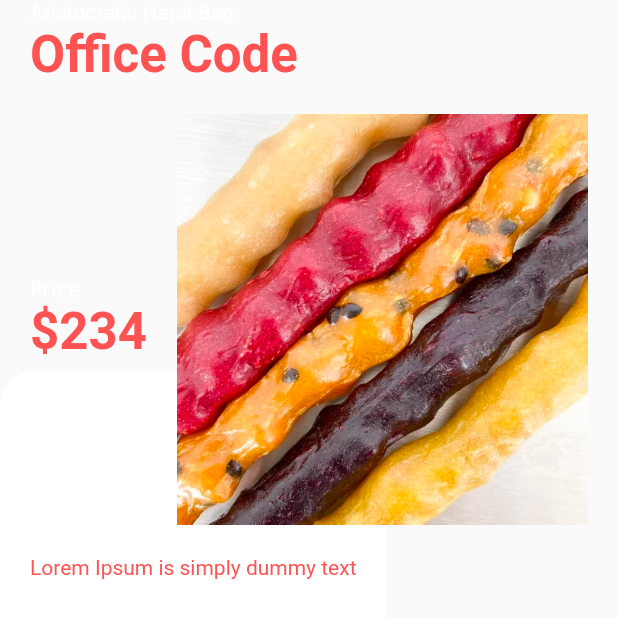
After one commit to nikitalebed/mr-grapes, a Flutter app: the DetailsScreen screen opened directly with sample values from the repository, on a phone screen of 412 x 824 dp. The commit adds this screen. Shown: the top 618 px of the screen. Run offline on Flutter 3.47's test engine with Material 2 defaults, Android fonts, the phone set to English and light mode, and no system bars; generated files the repository leaves out were written again.

Commit message:
init commit #15 add product details

```diff
--- a/lib/components/bottom_bar_menu_destination_view.dart
+++ b/lib/components/bottom_bar_menu_destination_view.dart
@@ -40,7 +40,7 @@ class _BottomBarMenuDestinationViewState extends State<BottomBarMenuDestinationV
         children: [
           TopBar(),
           Container(
-            padding: const EdgeInsets.all(32.0),
+            // padding: const EdgeInsets.all(32.0),
             alignment: Alignment.center,
             child: destinationScreens['${widget.destination.title}'],
           ),
--- /dev/null
+++ b/lib/components/description.dart
@@ -0,0 +1,22 @@
+import 'package:flutter/material.dart';
+import 'package:mr_grapes/models/product.dart';
+
+import '../../../constants.dart';
+
+class Description extends StatelessWidget {
+
+  final Product product;
+
+  Description(this.product);
+
+  @override
+  Widget build(BuildContext context) {
+    return Padding(
+      padding: const EdgeInsets.symmetric(vertical: kDefaultPaddin),
+      child: Text(
+        product.description,
+        style: TextStyle(height: 1.5),
+      ),
+    );
+  }
+}
--- a/lib/components/item_card.dart
+++ b/lib/components/item_card.dart
@@ -1,5 +1,6 @@
 import 'package:flutter/material.dart';
 import 'package:mr_grapes/models/product.dart';
+import 'package:mr_grapes/screens/details_screen.dart';
 
 import '../../../constants.dart';
 
@@ -12,20 +13,20 @@ class ItemCard extends StatelessWidget {
   Widget build(BuildContext context) {
     return GestureDetector(
       onTap: () {
-        print("clicked");
+        Navigator.push(
+          context,
+          MaterialPageRoute(
+            builder: (context) => DetailsScreen(product),
+          ),
+        );
       },
       child: Column(
         crossAxisAlignment: CrossAxisAlignment.start,
         children: <Widget>[
           Expanded(
             child: Container(
-              padding: EdgeInsets.all(kDefaultPaddin),
-              // For  demo we use fixed height  and width
-              // Now we dont need them
-              // height: 180,
-              // width: 160,
+              padding: const EdgeInsets.all(kDefaultPaddin / 4),
               decoration: BoxDecoration(
-                color: product.color,
                 borderRadius: BorderRadius.circular(16),
               ),
               child: Hero(
--- /dev/null
+++ b/lib/components/product_title_with_image.dart
@@ -0,0 +1,60 @@
+import 'package:flutter/material.dart';
+import 'package:mr_grapes/models/product.dart';
+
+import '../../../constants.dart';
+
+class ProductTitleWithImage extends StatelessWidget {
+  final Product product;
+
+  ProductTitleWithImage(this.product);
+
+  @override
+  Widget build(BuildContext context) {
+    return Padding(
+      padding: const EdgeInsets.symmetric(horizontal: kDefaultPaddin),
+      child: Column(
+        crossAxisAlignment: CrossAxisAlignment.start,
+        children: <Widget>[
+          const Text(
+            "Aristocratic Hand Bag",
+            style: TextStyle(color: Colors.white),
+          ),
+          Text(
+            product.title,
+            style: Theme.of(context)
+                .textTheme
+                .headline4!
+                .copyWith(color: kAccentColor, fontWeight: FontWeight.bold),
+          ),
+          SizedBox(height: kDefaultPaddin),
+          Row(
+            children: <Widget>[
+              RichText(
+                text: TextSpan(
+                  children: [
+                    TextSpan(text: "Price\n"),
+                    TextSpan(
+                      text: "\$${product.price}",
+                      style: Theme.of(context).textTheme.headline4!.copyWith(
+                          color: kAccentColor, fontWeight: FontWeight.bold),
+                    ),
+                  ],
+                ),
+              ),
+              SizedBox(width: kDefaultPaddin),
+              Expanded(
+                child: Hero(
+                  tag: "${product.id}",
+                  child: Image.asset(
+                    product.image,
+                    fit: BoxFit.fill,
+                  ),
+                ),
+              )
+            ],
+          )
+        ],
+      ),
+    );
+  }
+}
--- a/lib/models/product.dart
+++ b/lib/models/product.dart
@@ -1,9 +1,6 @@
-import 'package:flutter/cupertino.dart';
-
 class Product {
   final String image, title, description;
   final int price, size, id;
-  final Color color;
 
   Product({
     required this.id,
@@ -12,7 +9,6 @@ class Product {
     required this.price,
     required this.description,
     required this.size,
-    required this.color,
   });
 
 }
--- /dev/null
+++ b/lib/screens/details_screen.dart
@@ -0,0 +1,58 @@
+import 'package:flutter/material.dart';
+import 'package:flutter/rendering.dart';
+import 'package:mr_grapes/components/description.dart';
+import 'package:mr_grapes/components/product_title_with_image.dart';
+import 'package:mr_grapes/models/product.dart';
+
+import '../constants.dart';
+
+class DetailsScreen extends StatelessWidget {
+  final Product product;
+
+  DetailsScreen(this.product);
+
+  @override
+  Widget build(BuildContext context) {
+    Size size = MediaQuery.of(context).size;
+
+    return Scaffold(
+        // backgroundColor: product.color,
+        body: SafeArea(
+          child: SingleChildScrollView(
+            child: Column(
+              children: <Widget>[
+                SizedBox(
+                  height: size.height,
+                  child: Stack(
+                    children: <Widget>[
+                      Container(
+                        margin: EdgeInsets.only(top: size.height * 0.3),
+                        padding: EdgeInsets.only(
+                          top: size.height * 0.12,
+                          left: kDefaultPaddin,
+                          right: kDefaultPaddin,
+                        ),
+                        // height: 500,
+                        decoration: const BoxDecoration(
+                          color: Colors.white,
+                          borderRadius: BorderRadius.only(
+                            topLeft: Radius.circular(24),
+                            topRight: Radius.circular(24),
+                          ),
+                        ),
+                        child: Column(
+                          children: <Widget>[
+                            Description(product),
+                          ],
+                        ),
+                      ),
+                      ProductTitleWithImage(product)
+                    ],
+                  ),
+                )
+              ],
+            ),
+          ),
+        ));
+  }
+}
--- a/lib/services/product_service.dart
+++ b/lib/services/product_service.dart
@@ -1,4 +1,3 @@
-import 'package:flutter/material.dart';
 import 'package:mr_grapes/models/product.dart';
 
 class ProductService {
@@ -11,7 +10,6 @@ class ProductService {
         size: 12,
         description: "Lorem Ipsum is simply dummy text",
         image: "images/products/img.png",
-        color: Color(0xFF3D82AE),
       ),
       Product(
         id: 2,
@@ -20,7 +18,6 @@ class ProductService {
         size: 8,
         description: "Lorem Ipsum is simply dummy text",
         image: "images/products/mango.png",
-        color: Color(0xFFD3A984),
       ),
       Product(
         id: 3,
@@ -29,7 +26,6 @@ class ProductService {
         size: 10,
         description: "Lorem Ipsum is simply dummy text",
         image: "images/products/nut_butter.png",
-        color: Color(0xFF989493),
       ),
     ];
   }
--- a/pubspec.yaml
+++ b/pubspec.yaml
@@ -30,3 +30,4 @@ flutter:
 
   assets:
     - images/
+    - images/products/
```
